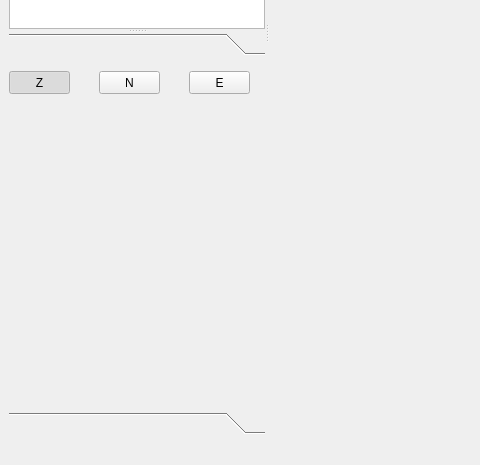
First picture: the form in main/rcsui.ui, repository Veasonwang/Rcspy, before the edit; both pictures show x 0 to 480 and y 403 to 868 of the 1117 by 868 pixel window.
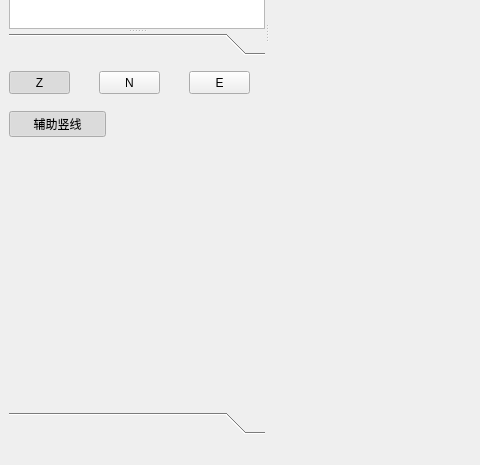
Second picture: the form after the edit.

Commit message: adding multicursor and setting button

```diff
--- a/main/rcsui.ui
+++ b/main/rcsui.ui
@@ -93,7 +93,7 @@
            <x>0</x>
            <y>0</y>
            <width>256</width>
-           <height>348</height>
+           <height>332</height>
           </rect>
          </property>
          <attribute name="label">
@@ -156,6 +156,25 @@
            <bool>false</bool>
           </property>
          </widget>
+         <widget class="QPushButton" name="btn_cursor">
+          <property name="geometry">
+           <rect>
+            <x>0</x>
+            <y>50</y>
+            <width>97</width>
+            <height>26</height>
+           </rect>
+          </property>
+          <property name="text">
+           <string>辅助竖线</string>
+          </property>
+          <property name="checkable">
+           <bool>true</bool>
+          </property>
+          <property name="checked">
+           <bool>true</bool>
+          </property>
+         </widget>
         </widget>
         <widget class="QWidget" name="toos2">
          <property name="geometry">
```
Left out of the diff: 25 changed lines with no effect on the pictures. The commit also changes 10 other files.
